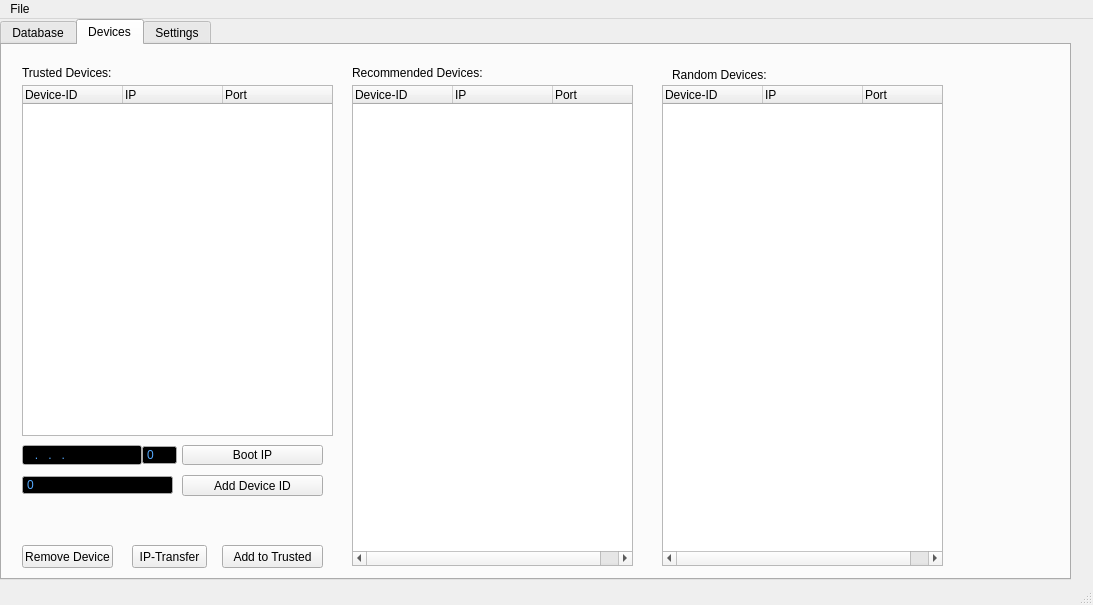
berndhs/arado, file ui/aradomain.ui: the form before one commit.
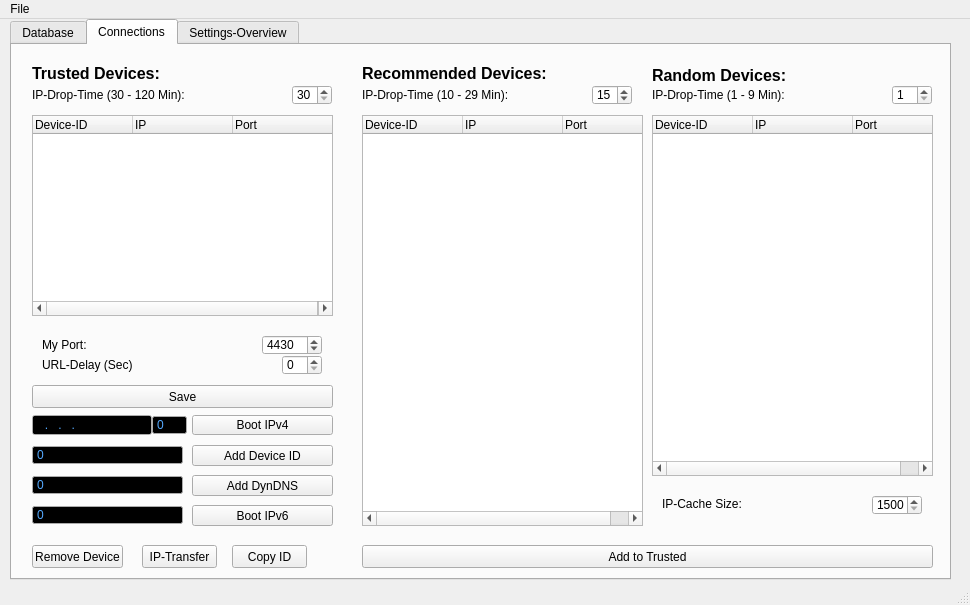
The form after the commit. The open tabs and pages were chosen to show the change. Icons and pictures are not drawn.

The edit to the form file:
```diff
--- a/ui/aradomain.ui
+++ b/ui/aradomain.ui
@@ -6,7 +6,7 @@
    <rect>
     <x>0</x>
     <y>0</y>
-    <width>1093</width>
+    <width>970</width>
     <height>605</height>
    </rect>
   </property>
@@ -17,9 +17,9 @@
    <widget class="QTabWidget" name="tabWidgetDatabase">
     <property name="geometry">
      <rect>
-      <x>0</x>
+      <x>10</x>
       <y>0</y>
-      <width>1071</width>
+      <width>941</width>
       <height>561</height>
      </rect>
     </property>
@@ -238,15 +238,15 @@
     </widget>
     <widget class="QWidget" name="tab_devices">
      <attribute name="title">
-      <string>Devices</string>
+      <string>Connections</string>
      </attribute>
      <widget class="QTreeWidget" name="treeWidget">
       <property name="geometry">
        <rect>
         <x>20</x>
-        <y>40</y>
-        <width>311</width>
-        <height>351</height>
+        <y>70</y>
+        <width>301</width>
+        <height>201</height>
        </rect>
       </property>
       <attribute name="headerDefaultSectionSize">
@@ -272,9 +272,9 @@
       <property name="geometry">
        <rect>
         <x>350</x>
-        <y>40</y>
+        <y>70</y>
         <width>281</width>
-        <height>481</height>
+        <height>411</height>
        </rect>
       </property>
       <attribute name="headerDefaultSectionSize">
@@ -299,10 +299,10 @@
      <widget class="QTreeWidget" name="treeWidget_3">
       <property name="geometry">
        <rect>
-        <x>660</x>
-        <y>40</y>
+        <x>640</x>
+        <y>70</y>
         <width>281</width>
-        <height>481</height>
+        <height>361</height>
        </rect>
       </property>
       <attribute name="headerDefaultSectionSize">
@@ -333,6 +333,13 @@
         <height>16</height>
        </rect>
       </property>
+      <property name="font">
+       <font>
+        <pointsize>12</pointsize>
+        <weight>75</weight>
+        <bold>true</bold>
+       </font>
+      </property>
       <property name="text">
        <string>Trusted Devices:</string>
       </property>
@@ -346,6 +353,13 @@
         <height>16</height>
        </rect>
       </property>
+      <property name="font">
+       <font>
+        <pointsize>12</pointsize>
+        <weight>75</weight>
+        <bold>true</bold>
+       </font>
+      </property>
       <property name="text">
        <string>Recommended Devices:</string>
       </property>
@@ -353,12 +367,19 @@
      <widget class="QLabel" name="label_4">
       <property name="geometry">
        <rect>
-        <x>670</x>
+        <x>640</x>
         <y>20</y>
         <width>281</width>
         <height>20</height>
        </rect>
       </property>
+      <property name="font">
+       <font>
+        <pointsize>12</pointsize>
+        <weight>75</weight>
+        <bold>true</bold>
+       </font>
+      </property>
       <property name="text">
        <string>Random Devices:</string>
       </property>
@@ -367,7 +388,7 @@
       <property name="geometry">
        <rect>
         <x>20</x>
-        <y>400</y>
+        <y>370</y>
         <width>120</width>
         <height>20</height>
        </rect>
@@ -455,7 +476,7 @@
       <property name="geometry">
        <rect>
         <x>180</x>
-        <y>400</y>
+        <y>370</y>
         <width>141</width>
         <height>20</height>
        </rect>
@@ -464,14 +485,14 @@
        <string>Boot with an IP+Port, if the IP-cache is empty or outdated.</string>
       </property>
       <property name="text">
-       <string>Boot IP</string>
+       <string>Boot IPv4</string>
       </property>
      </widget>
      <widget class="QSpinBox" name="addport_2">
       <property name="geometry">
        <rect>
         <x>140</x>
-        <y>400</y>
+        <y>370</y>
         <width>35</width>
         <height>20</height>
        </rect>
@@ -578,9 +599,9 @@
      <widget class="QPushButton" name="pushButton_2">
       <property name="geometry">
        <rect>
-        <x>220</x>
+        <x>350</x>
         <y>500</y>
-        <width>101</width>
+        <width>571</width>
         <height>23</height>
        </rect>
       </property>
@@ -595,7 +616,7 @@
       <property name="geometry">
        <rect>
         <x>180</x>
-        <y>430</y>
+        <y>400</y>
         <width>141</width>
         <height>21</height>
        </rect>
@@ -611,7 +632,7 @@
       <property name="geometry">
        <rect>
         <x>20</x>
-        <y>430</y>
+        <y>400</y>
         <width>151</width>
         <height>20</height>
        </rect>
@@ -715,16 +736,335 @@
        <string>IP-Transfer</string>
       </property>
      </widget>
-    </widget>
-    <widget class="QWidget" name="tab_settings">
-     <attribute name="title">
-      <string>Settings</string>
-     </attribute>
-     <widget class="QSpinBox" name="ipcachesize_2">
+     <widget class="QSpinBox" name="ipdrop_4">
       <property name="geometry">
        <rect>
-        <x>130</x>
-        <y>31</y>
+        <x>280</x>
+        <y>40</y>
+        <width>40</width>
+        <height>20</height>
+       </rect>
+      </property>
+      <property name="toolTip">
+       <string>IP-connections of your devices are dropped for sync-balancing reasons each X minutes (10-30).</string>
+      </property>
+      <property name="locale">
+       <locale language="German" country="Germany"/>
+      </property>
+      <property name="minimum">
+       <number>30</number>
+      </property>
+      <property name="maximum">
+       <number>120</number>
+      </property>
+     </widget>
+     <widget class="QLabel" name="labelipdrop_4">
+      <property name="geometry">
+       <rect>
+        <x>20</x>
+        <y>40</y>
+        <width>251</width>
+        <height>20</height>
+       </rect>
+      </property>
+      <property name="text">
+       <string>IP-Drop-Time (30 - 120 Min):</string>
+      </property>
+     </widget>
+     <widget class="QSpinBox" name="ipdrop_3">
+      <property name="geometry">
+       <rect>
+        <x>580</x>
+        <y>40</y>
+        <width>40</width>
+        <height>20</height>
+       </rect>
+      </property>
+      <property name="toolTip">
+       <string>IP-connections of your devices are dropped for sync-balancing reasons each X minutes (10-30).</string>
+      </property>
+      <property name="locale">
+       <locale language="German" country="Germany"/>
+      </property>
+      <property name="minimum">
+       <number>10</number>
+      </property>
+      <property name="maximum">
+       <number>29</number>
+      </property>
+      <property name="value">
+       <number>15</number>
+      </property>
+     </widget>
+     <widget class="QLabel" name="labelipdrop_3">
+      <property name="geometry">
+       <rect>
+        <x>350</x>
+        <y>40</y>
+        <width>231</width>
+        <height>20</height>
+       </rect>
+      </property>
+      <property name="text">
+       <string>IP-Drop-Time (10 - 29 Min):</string>
+      </property>
+     </widget>
+     <widget class="QLabel" name="labelipdrop_2">
+      <property name="geometry">
+       <rect>
+        <x>640</x>
+        <y>40</y>
+        <width>221</width>
+        <height>20</height>
+       </rect>
+      </property>
+      <property name="text">
+       <string>IP-Drop-Time (1 - 9 Min):</string>
+      </property>
+     </widget>
+     <widget class="QSpinBox" name="ipdrop_2">
+      <property name="geometry">
+       <rect>
+        <x>880</x>
+        <y>40</y>
+        <width>40</width>
+        <height>20</height>
+       </rect>
+      </property>
+      <property name="toolTip">
+       <string>IP-connections of your devices are dropped for sync-balancing reasons each X minutes (10-30).</string>
+      </property>
+      <property name="locale">
+       <locale language="German" country="Germany"/>
+      </property>
+      <property name="minimum">
+       <number>1</number>
+      </property>
+      <property name="maximum">
+       <number>9</number>
+      </property>
+     </widget>
+     <widget class="QPushButton" name="pushButton_4">
+      <property name="geometry">
+       <rect>
+        <x>180</x>
+        <y>430</y>
+        <width>141</width>
+        <height>21</height>
+       </rect>
+      </property>
+      <property name="toolTip">
+       <string>Add DynDNS URL for any IP to the trusted Cache.</string>
+      </property>
+      <property name="text">
+       <string>Add DynDNS</string>
+      </property>
+     </widget>
+     <widget class="QSpinBox" name="addport_5">
+      <property name="geometry">
+       <rect>
+        <x>20</x>
+        <y>430</y>
+        <width>151</width>
+        <height>20</height>
+       </rect>
+      </property>
+      <property name="sizePolicy">
+       <sizepolicy hsizetype="Expanding" vsizetype="Fixed">
+        <horstretch>0</horstretch>
+        <verstretch>0</verstretch>
+       </sizepolicy>
+      </property>
+      <property name="palette">
+       <palette>
+        <active>
+         <colorrole role="Text">
+          <brush brushstyle="SolidPattern">
+           <color alpha="255">
+            <red>85</red>
+            <green>170</green>
+            <blue>255</blue>
+           </color>
+          </brush>
+         </colorrole>
+         <colorrole role="Base">
+          <brush brushstyle="SolidPattern">
+           <color alpha="255">
+            <red>0</red>
+            <green>0</green>
+            <blue>0</blue>
+           </color>
+          </brush>
+         </colorrole>
+        </active>
+        <inactive>
+         <colorrole role="Text">
+          <brush brushstyle="SolidPattern">
+           <color alpha="255">
+            <red>85</red>
+            <green>170</green>
+            <blue>255</blue>
+           </color>
+          </brush>
+         </colorrole>
+         <colorrole role="Base">
+          <brush brushstyle="SolidPattern">
+           <color alpha="255">
+            <red>0</red>
+            <green>0</green>
+            <blue>0</blue>
+           </color>
+          </brush>
+         </colorrole>
+        </inactive>
+        <disabled>
+         <colorrole role="Text">
+          <brush brushstyle="SolidPattern">
+           <color alpha="255">
+            <red>190</red>
+            <green>190</green>
+            <blue>190</blue>
+           </color>
+          </brush>
+         </colorrole>
+         <colorrole role="Base">
+          <brush brushstyle="SolidPattern">
+           <color alpha="255">
+            <red>239</red>
+            <green>235</green>
+            <blue>231</blue>
+           </color>
+          </brush>
+         </colorrole>
+        </disabled>
+       </palette>
+      </property>
+      <property name="toolTip">
+       <string>Add the referring port of the entered IP.</string>
+      </property>
+      <property name="frame">
+       <bool>true</bool>
+      </property>
+      <property name="buttonSymbols">
+       <enum>QAbstractSpinBox::NoButtons</enum>
+      </property>
+      <property name="maximum">
+       <number>65535</number>
+      </property>
+     </widget>
+     <widget class="QSpinBox" name="addport_6">
+      <property name="geometry">
+       <rect>
+        <x>20</x>
+        <y>460</y>
+        <width>151</width>
+        <height>20</height>
+       </rect>
+      </property>
+      <property name="sizePolicy">
+       <sizepolicy hsizetype="Expanding" vsizetype="Fixed">
+        <horstretch>0</horstretch>
+        <verstretch>0</verstretch>
+       </sizepolicy>
+      </property>
+      <property name="palette">
+       <palette>
+        <active>
+         <colorrole role="Text">
+          <brush brushstyle="SolidPattern">
+           <color alpha="255">
+            <red>85</red>
+            <green>170</green>
+            <blue>255</blue>
+           </color>
+          </brush>
+         </colorrole>
+         <colorrole role="Base">
+          <brush brushstyle="SolidPattern">
+           <color alpha="255">
+            <red>0</red>
+            <green>0</green>
+            <blue>0</blue>
+           </color>
+          </brush>
+         </colorrole>
+        </active>
+        <inactive>
+         <colorrole role="Text">
+          <brush brushstyle="SolidPattern">
+           <color alpha="255">
+            <red>85</red>
+            <green>170</green>
+            <blue>255</blue>
+           </color>
+          </brush>
+         </colorrole>
+         <colorrole role="Base">
+          <brush brushstyle="SolidPattern">
+           <color alpha="255">
+            <red>0</red>
+            <green>0</green>
+            <blue>0</blue>
+           </color>
+          </brush>
+         </colorrole>
+        </inactive>
+        <disabled>
+         <colorrole role="Text">
+          <brush brushstyle="SolidPattern">
+           <color alpha="255">
+            <red>190</red>
+            <green>190</green>
+            <blue>190</blue>
+           </color>
+          </brush>
+         </colorrole>
+         <colorrole role="Base">
+          <brush brushstyle="SolidPattern">
+           <color alpha="255">
+            <red>239</red>
+            <green>235</green>
+            <blue>231</blue>
+           </color>
+          </brush>
+         </colorrole>
+        </disabled>
+       </palette>
+      </property>
+      <property name="toolTip">
+       <string>Add the referring port of the entered IP.</string>
+      </property>
+      <property name="frame">
+       <bool>true</bool>
+      </property>
+      <property name="buttonSymbols">
+       <enum>QAbstractSpinBox::NoButtons</enum>
+      </property>
+      <property name="maximum">
+       <number>65535</number>
+      </property>
+     </widget>
+     <widget class="QPushButton" name="pushButton_6">
+      <property name="geometry">
+       <rect>
+        <x>180</x>
+        <y>460</y>
+        <width>141</width>
+        <height>21</height>
+       </rect>
+      </property>
+      <property name="toolTip">
+       <string>Boot with any online IPv6 Adress</string>
+      </property>
+      <property name="text">
+       <string>Boot IPv6</string>
+      </property>
+     </widget>
+     <widget class="QSpinBox" name="ipcachesize_3">
+      <property name="geometry">
+       <rect>
+        <x>860</x>
+        <y>450</y>
         <width>50</width>
         <height>20</height>
        </rect>
@@ -742,11 +1082,11 @@
        <number>1500</number>
       </property>
      </widget>
-     <widget class="QLabel" name="labelipcachesize_2">
+     <widget class="QLabel" name="labelipcachesize_3">
       <property name="geometry">
        <rect>
-        <x>30</x>
-        <y>30</y>
+        <x>650</x>
+        <y>449</y>
         <width>101</width>
         <height>20</height>
        </rect>
@@ -755,24 +1095,11 @@
        <string>IP-Cache Size:</string>
       </property>
      </widget>
-     <widget class="QSpinBox" name="urldelay_2">
-      <property name="geometry">
-       <rect>
-        <x>130</x>
-        <y>330</y>
-        <width>40</width>
-        <height>20</height>
-       </rect>
-      </property>
-      <property name="toolTip">
-       <string>An URLs is transferred each X seconds to each connection. Delay defines the used bandwidth. 0 means as fast as possible.</string>
-      </property>
-     </widget>
-     <widget class="QLabel" name="labelurldelay_2">
+     <widget class="QLabel" name="labelurldelay_3">
       <property name="geometry">
        <rect>
         <x>30</x>
-        <y>330</y>
+        <y>310</y>
         <width>91</width>
         <height>20</height>
        </rect>
@@ -781,11 +1108,11 @@
        <string>URL-Delay (Sec):</string>
       </property>
      </widget>
-     <widget class="QSpinBox" name="ipdrop_2">
+     <widget class="QSpinBox" name="urldelay_3">
       <property name="geometry">
        <rect>
-        <x>310</x>
-        <y>220</y>
+        <x>270</x>
+        <y>310</y>
         <width>40</width>
         <height>20</height>
        </rect>
@@ -793,143 +1120,12 @@
       <property name="toolTip">
        <string>IP-connections of your devices are dropped for sync-balancing reasons each X minutes (10-30).</string>
       </property>
-      <property name="locale">
-       <locale language="German" country="Germany"/>
-      </property>
-      <property name="minimum">
-       <number>10</number>
-      </property>
-      <property name="maximum">
-       <number>30</number>
-      </property>
      </widget>
-     <widget class="QLabel" name="labelipdrop_2">
+     <widget class="QSpinBox" name="myport_2">
       <property name="geometry">
        <rect>
-        <x>30</x>
-        <y>220</y>
-        <width>261</width>
-        <height>20</height>
-       </rect>
-      </property>
-      <property name="text">
-       <string>IP-Drop-Time for Random Devices (1 - 9 Min):</string>
-      </property>
-     </widget>
-     <widget class="QSpinBox" name="ipdrop_3">
-      <property name="geometry">
-       <rect>
-        <x>310</x>
-        <y>170</y>
-        <width>40</width>
-        <height>20</height>
-       </rect>
-      </property>
-      <property name="toolTip">
-       <string>IP-connections of your devices are dropped for sync-balancing reasons each X minutes (10-30).</string>
-      </property>
-      <property name="locale">
-       <locale language="German" country="Germany"/>
-      </property>
-      <property name="minimum">
-       <number>10</number>
-      </property>
-      <property name="maximum">
-       <number>30</number>
-      </property>
-     </widget>
-     <widget class="QLabel" name="labelipdrop_3">
-      <property name="geometry">
-       <rect>
-        <x>30</x>
-        <y>170</y>
-        <width>261</width>
-        <height>20</height>
-       </rect>
-      </property>
-      <property name="text">
-       <string>IP-Drop-Time for Recommended Devices (10 - 29 Min):</string>
-      </property>
-     </widget>
-     <widget class="QSpinBox" name="ipdrop_4">
-      <property name="geometry">
-       <rect>
-        <x>310</x>
-        <y>120</y>
-        <width>40</width>
-        <height>20</height>
-       </rect>
-      </property>
-      <property name="toolTip">
-       <string>IP-connections of your devices are dropped for sync-balancing reasons each X minutes (10-30).</string>
-      </property>
-      <property name="locale">
-       <locale language="German" country="Germany"/>
-      </property>
-      <property name="minimum">
-       <number>10</number>
-      </property>
-      <property name="maximum">
-       <number>30</number>
-      </property>
-     </widget>
-     <widget class="QLabel" name="labelipdrop_4">
-      <property name="geometry">
-       <rect>
-        <x>30</x>
-        <y>120</y>
-        <width>251</width>
-        <height>20</height>
-       </rect>
-      </property>
-      <property name="text">
-       <string>IP-Drop-Time for Trusted Devices (30 - 60 Min):</string>
-      </property>
-     </widget>
-     <widget class="QGroupBox" name="groupBox">
-      <property name="geometry">
-       <rect>
-        <x>20</x>
-        <y>10</y>
-        <width>421</width>
-        <height>61</height>
-       </rect>
-      </property>
-      <property name="title">
-       <string>IP Cache</string>
-      </property>
-     </widget>
-     <widget class="QGroupBox" name="groupBox_2">
-      <property name="geometry">
-       <rect>
-        <x>20</x>
-        <y>100</y>
-        <width>421</width>
-        <height>171</height>
-       </rect>
-      </property>
-      <property name="title">
-       <string>IP-Drop-Time</string>
-      </property>
-     </widget>
-     <widget class="QGroupBox" name="groupBox_3">
-      <property name="geometry">
-       <rect>
-        <x>20</x>
-        <y>300</y>
-        <width>421</width>
-        <height>80</height>
-       </rect>
-      </property>
-      <property name="title">
-       <string>URL Delay</string>
-      </property>
-     </widget>
-     <widget class="QSpinBox" name="myport">
-      <property name="geometry">
-       <rect>
-        <x>630</x>
-        <y>40</y>
+        <x>250</x>
+        <y>290</y>
         <width>60</width>
         <height>20</height>
        </rect>
@@ -944,11 +1140,11 @@
        <number>4430</number>
       </property>
      </widget>
-     <widget class="QLabel" name="labelmyport">
+     <widget class="QLabel" name="labelmyport_2">
       <property name="geometry">
        <rect>
-        <x>570</x>
-        <y>40</y>
+        <x>30</x>
+        <y>290</y>
         <width>51</width>
         <height>20</height>
        </rect>
@@ -957,12 +1153,12 @@
        <string>My Port:</string>
       </property>
      </widget>
-     <widget class="QPushButton" name="pushButton_savesettings">
+     <widget class="QPushButton" name="pushButton_savesettings_2">
       <property name="geometry">
        <rect>
-        <x>694</x>
-        <y>490</y>
-        <width>271</width>
+        <x>20</x>
+        <y>340</y>
+        <width>301</width>
         <height>23</height>
        </rect>
       </property>
@@ -970,13 +1166,13 @@
        <string>Save</string>
       </property>
      </widget>
-     <widget class="QSpinBox" name="addport_4">
+     <widget class="QPushButton" name="pushButton_7">
       <property name="geometry">
        <rect>
-        <x>470</x>
-        <y>80</y>
-        <width>151</width>
-        <height>20</height>
+        <x>220</x>
+        <y>500</y>
+        <width>75</width>
+        <height>23</height>
        </rect>
       </property>
       <property name="sizePolicy">
@@ -1050,29 +1246,25 @@
        </palette>
       </property>
       <property name="toolTip">
-       <string>Add the referring port of the entered IP.</string>
-      </property>
-      <property name="frame">
-       <bool>true</bool>
-      </property>
-      <property name="buttonSymbols">
-       <enum>QAbstractSpinBox::NoButtons</enum>
-      </property>
-      <property name="maximum">
-       <number>65535</number>
-      </property>
-     </widget>
-     <widget class="QLabel" name="labelmyport_2">
-      <property name="geometry">
-       <rect>
-        <x>640</x>
-        <y>80</y>
-        <width>111</width>
-        <height>20</height>
-       </rect>
+       <string>Copy your Device-ID to the clipboard</string>
       </property>
       <property name="text">
-       <string>My Device-ID</string>
+       <string>Copy ID</string>
+      </property>
+     </widget>
+    </widget>
+    <widget class="QWidget" name="tab">
+     <attribute name="title">
+      <string>Settings-Overview</string>
+     </attribute>
+     <widget class="QTableWidget" name="tableWidget">
+      <property name="geometry">
+       <rect>
+        <x>20</x>
+        <y>20</y>
+        <width>881</width>
+        <height>501</height>
+       </rect>
       </property>
      </widget>
     </widget>
@@ -1083,7 +1275,7 @@
     <rect>
      <x>0</x>
      <y>0</y>
-     <width>1093</width>
+     <width>970</width>
      <height>21</height>
     </rect>
    </property>
```
Left out of the diff: 105 changed lines with no effect on the pictures.
